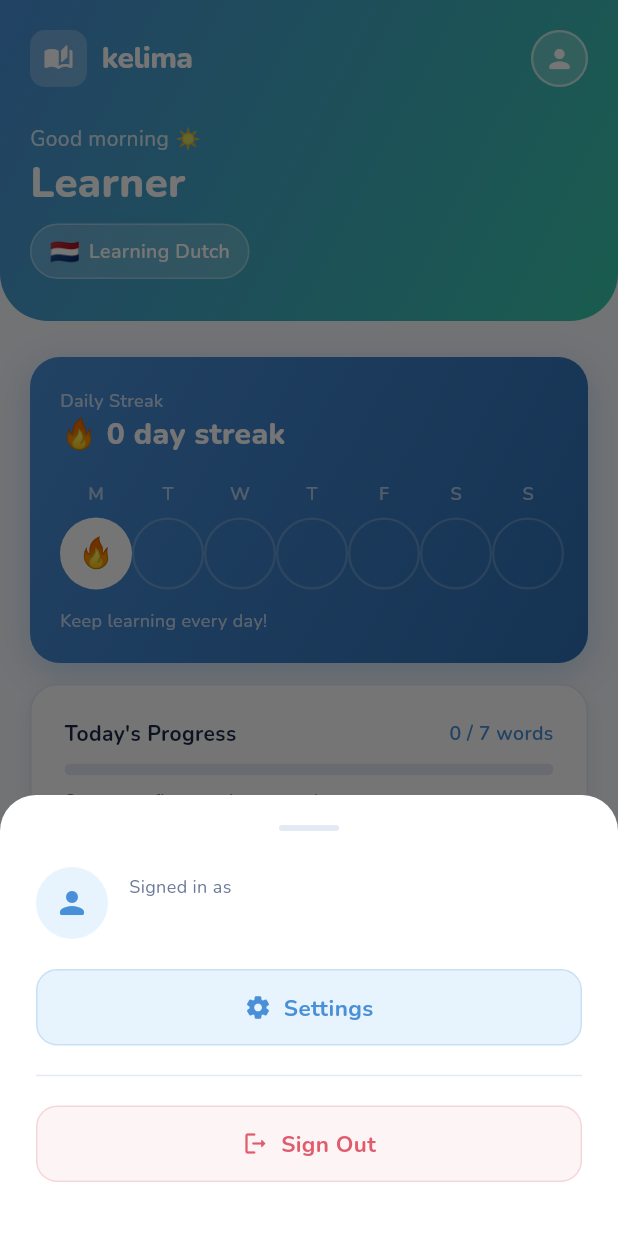
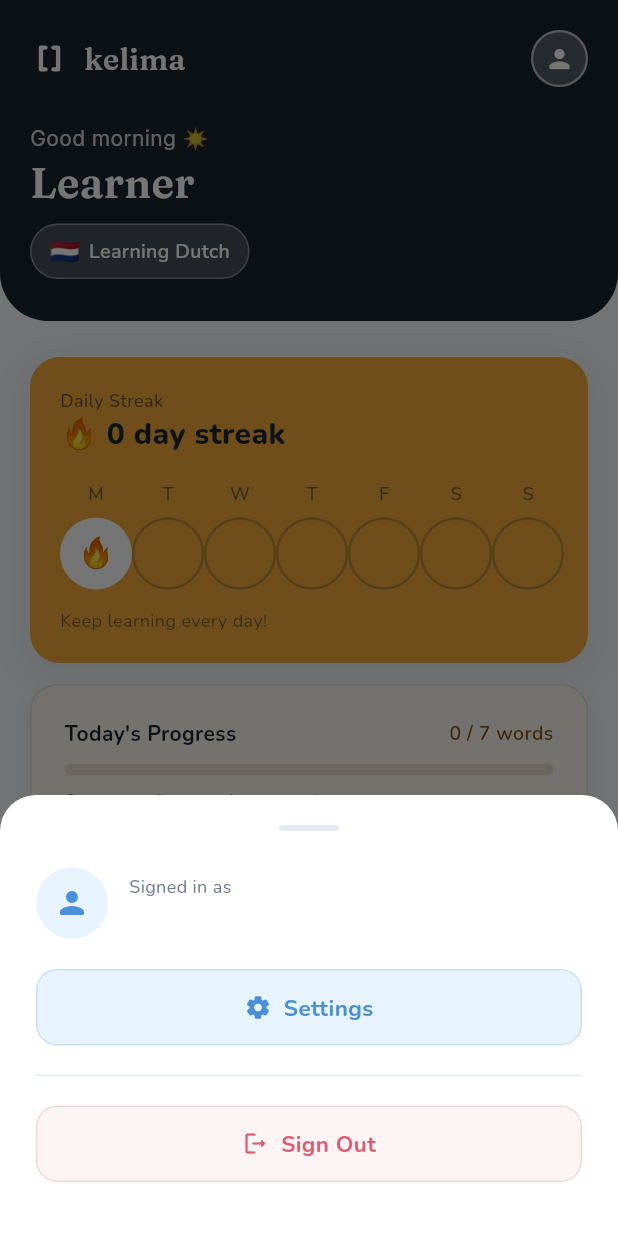
Before and after one commit to yakupkaramanyk/Kelima, a Flutter app: the screen it shows once a user with an empty profile is signed in, after a tap on the "person" icon, on a phone screen of 412 x 824 dp. Run offline on Flutter 3.47's test engine with Material 3 defaults, Android fonts, the phone set to English and light mode, and no system bars; our stand-ins replace cloud_firestore, firebase_auth, firebase_core, flutter_riverpod, flutter_tts, go_router and 2 more; accounts and stored records are empty.

Commit message:
feat: migrate home_screen top section + onboarding_shell to Brand v2 tokens
- Extract shared BracketMark widget, remove private _BracketMark from onboarding_shell.dart
- Header: solid AppColors.ink background, BracketMark logo, AppTypography for text
- _StreakCard: solid AppColors.amber, ink-based text colors
- _ProgressCard: paper bg, brandBorder, amberDark count, amber progress bar
- _StartLearningBtn: solid AppColors.ink, AppTypography.body label
- Scope: _LockedCard, _ProfileSheet untouched (separate follow-up)

```diff
--- a/lib/ui/screens/home/home_screen.dart
+++ b/lib/ui/screens/home/home_screen.dart
@@ -9,6 +9,7 @@ import 'package:kelima/core/theme/app_theme.dart';
 import 'package:kelima/data/repositories/auth_repository.dart';
 import 'package:kelima/application/stats/user_stats_provider.dart';
 import 'package:kelima/data/models/user_stats_model.dart';
+import 'package:kelima/ui/widgets/bracket_mark.dart';
 
 // ── Helpers ───────────────────────────────────────────────────────────────────
 
@@ -70,11 +71,7 @@ class HomeScreen extends ConsumerWidget {
                 // ── Gradient header ──────────────────────────────────
                 Container(
                   decoration: const BoxDecoration(
-                    gradient: LinearGradient(
-                      colors: [Color(0xFF4A90D9), Color(0xFF38C9AC)],
-                      begin: Alignment.topLeft,
-                      end: Alignment.bottomRight,
-                    ),
+                    color: AppColors.ink,
                     borderRadius: BorderRadius.vertical(
                         bottom: Radius.circular(32)),
                   ),
@@ -85,23 +82,13 @@ class HomeScreen extends ConsumerWidget {
                       // Logo row + avatar
                       Row(
                         children: [
-                          Container(
-                            width: 38,
-                            height: 38,
-                            decoration: BoxDecoration(
-                              color: Colors.white.withValues(alpha: 0.25),
-                              borderRadius: BorderRadius.circular(10),
-                            ),
-                            child: const Icon(Icons.auto_stories_rounded,
-                                color: Colors.white, size: 20),
-                          ),
+                          const BracketMark(size: 26, color: Colors.white),
                           const SizedBox(width: 10),
-                          const Text('kelima',
-                              style: TextStyle(
+                          Text('kelima',
+                              style: AppTypography.display(
                                   fontSize: 20,
-                                  fontWeight: FontWeight.w800,
-                                  color: Colors.white,
-                                  letterSpacing: -0.4)),
+                                  fontWeight: FontWeight.w600,
+                                  color: Colors.white)),
                           const Spacer(),
                           GestureDetector(
                             onTap: () => _showProfileSheet(context, ref),
@@ -124,17 +111,15 @@ class HomeScreen extends ConsumerWidget {
                       const SizedBox(height: 24),
                       // Greeting
                       Text(_greeting(s),
-                          style: TextStyle(
+                          style: AppTypography.body(
                               fontSize: 14,
-                              color: Colors.white.withValues(alpha: 0.8),
-                              fontWeight: FontWeight.w400)),
+                              color: Colors.white.withValues(alpha: 0.8))),
                       const SizedBox(height: 4),
                       Text(name,
-                          style: const TextStyle(
+                          style: AppTypography.display(
                               fontSize: 28,
-                              fontWeight: FontWeight.w800,
-                              color: Colors.white,
-                              height: 1.1)),
+                              fontWeight: FontWeight.w600,
+                              color: Colors.white).copyWith(height: 1.1)),
                       const SizedBox(height: 12),
                       // Target language chip
                       Container(
@@ -239,15 +224,11 @@ class _StreakCard extends StatelessWidget {
     return Container(
       padding: const EdgeInsets.all(20),
       decoration: BoxDecoration(
-        gradient: const LinearGradient(
-          colors: [Color(0xFF4A90D9), Color(0xFF2E6FB5)],
-          begin: Alignment.topLeft,
-          end: Alignment.bottomRight,
-        ),
+        color: AppColors.amber,
         borderRadius: BorderRadius.circular(20),
         boxShadow: [
           BoxShadow(
-            color: AppColors.primary.withValues(alpha: 0.3),
+            color: Colors.black.withValues(alpha: 0.08),
             blurRadius: 20,
             offset: const Offset(0, 6),
           ),
@@ -262,13 +243,13 @@ class _StreakCard extends StatelessWidget {
                 crossAxisAlignment: CrossAxisAlignment.start,
                 children: [
                   Text(s.dailyStreak,
-                      style: const TextStyle(
-                          color: Colors.white70,
+                      style: TextStyle(
+                          color: AppColors.ink.withValues(alpha: 0.7),
                           fontSize: 12,
                           fontWeight: FontWeight.w500)),
                   Text('🔥 ${s.dayStreak(streakDays)}',
                       style: const TextStyle(
-                          color: Colors.white,
+                          color: AppColors.ink,
                           fontSize: 20,
                           fontWeight: FontWeight.w800)),
                 ],
@@ -287,7 +268,7 @@ class _StreakCard extends StatelessWidget {
                       style: TextStyle(
                           fontSize: 12,
                           fontWeight: FontWeight.w600,
-                          color: Colors.white.withValues(alpha: 0.6))),
+                          color: AppColors.ink.withValues(alpha: 0.6))),
                   const SizedBox(height: 8),
                   Container(
                     width: 48,
@@ -299,7 +280,7 @@ class _StreakCard extends StatelessWidget {
                           : Colors.transparent,
                       border: isActive
                           ? null
-                          : Border.all(color: Colors.white.withValues(alpha: 0.2), width: 1.5),
+                          : Border.all(color: AppColors.ink.withValues(alpha: 0.25), width: 1.5),
                     ),
                     child: Center(
                       child: isActive
@@ -315,7 +296,7 @@ class _StreakCard extends StatelessWidget {
           const SizedBox(height: 12),
           Text(s.keepLearning,
               style: TextStyle(
-                  color: Colors.white.withValues(alpha: 0.7),
+                  color: AppColors.ink.withValues(alpha: 0.6),
                   fontSize: 12)),
         ],
       ),
@@ -340,9 +321,9 @@ class _ProgressCard extends StatelessWidget {
     return Container(
       padding: const EdgeInsets.all(22),
       decoration: BoxDecoration(
-        color: AppColors.cardBg,
+        color: AppColors.paper,
         borderRadius: BorderRadius.circular(18),
-        border: Border.all(color: AppColors.border),
+        border: Border.all(color: AppColors.brandBorder),
         boxShadow: [
           BoxShadow(
             color: Colors.black.withValues(alpha: 0.08),
@@ -361,12 +342,12 @@ class _ProgressCard extends StatelessWidget {
                   style: const TextStyle(
                       fontSize: 14,
                       fontWeight: FontWeight.w700,
-                      color: AppColors.textPrimary)),
+                      color: AppColors.ink)),
               Text(s.wordsOf(displayedWords, wordsGoal),
                   style: const TextStyle(
                       fontSize: 13,
                       fontWeight: FontWeight.w600,
-                      color: AppColors.primary)),
+                      color: AppColors.amberDark)),
             ],
           ),
           const SizedBox(height: 10),
@@ -375,15 +356,15 @@ class _ProgressCard extends StatelessWidget {
             child: LinearProgressIndicator(
               value: progress,
               minHeight: 8,
-              backgroundColor: AppColors.border,
+              backgroundColor: AppColors.brandBorder,
               valueColor:
-                  const AlwaysStoppedAnimation<Color>(AppColors.accent),
+                  const AlwaysStoppedAnimation<Color>(AppColors.amber),
             ),
           ),
           const SizedBox(height: 8),
           Text(s.startFirstSession,
-              style: const TextStyle(
-                  fontSize: 12, color: AppColors.textSecondary)),
+              style: TextStyle(
+                  fontSize: 12, color: AppColors.ink.withValues(alpha: 0.6))),
         ],
       ),
     );
@@ -424,11 +405,7 @@ class _StartLearningBtnState extends State<_StartLearningBtn> {
         child: Container(
           padding: const EdgeInsets.symmetric(horizontal: 22, vertical: 20),
           decoration: BoxDecoration(
-            gradient: const LinearGradient(
-              colors: [Color(0xFF4ADE80), Color(0xFF22C55E)],
-              begin: Alignment.centerLeft,
-              end: Alignment.centerRight,
-            ),
+            color: AppColors.ink,
             borderRadius: BorderRadius.circular(16),
             boxShadow: [
               BoxShadow(
@@ -447,9 +424,9 @@ class _StartLearningBtnState extends State<_StartLearningBtn> {
                   crossAxisAlignment: CrossAxisAlignment.start,
                   children: [
                     Text(widget.label,
-                        style: const TextStyle(
+                        style: AppTypography.body(
                             fontSize: 20,
-                            fontWeight: FontWeight.w800,
+                            fontWeight: FontWeight.w700,
                             color: Colors.white)),
                     const SizedBox(height: 3),
                     Text(widget.subLabel,
--- a/lib/ui/screens/onboarding/onboarding_shell.dart
+++ b/lib/ui/screens/onboarding/onboarding_shell.dart
@@ -8,6 +8,7 @@ import 'package:kelima/ui/screens/onboarding/step2_target_lang.dart';
 import 'package:kelima/ui/screens/onboarding/step3_goal.dart';
 import 'package:kelima/ui/screens/onboarding/step4_time.dart';
 import 'package:kelima/ui/screens/onboarding/step5_create_account.dart';
+import 'package:kelima/ui/widgets/bracket_mark.dart';
 import 'package:kelima/ui/widgets/progress_indicator_bar.dart';
 
 class OnboardingShell extends ConsumerWidget {
@@ -55,7 +56,7 @@ class OnboardingShell extends ConsumerWidget {
                           // Kelima logo/wordmark
                           Row(
                             children: [
-                              const _BracketMark(size: 26, color: AppColors.ink),
+                              const BracketMark(size: 26, color: AppColors.ink),
                               const SizedBox(width: 8),
                               Text('kelima', style: AppTypography.display(fontSize: 20, color: AppColors.ink)),
                             ],
@@ -140,52 +141,3 @@ class _BackButton extends StatelessWidget {
     );
   }
 }
-
-class _BracketMark extends StatelessWidget {
-  final double size;
-  final Color color;
-  const _BracketMark({this.size = 28, this.color = AppColors.ink});
-
-  @override
-  Widget build(BuildContext context) {
-    return SizedBox(
-      width: size,
-      height: size,
-      child: CustomPaint(painter: _BracketPainter(color: color)),
-    );
-  }
-}
-
-class _BracketPainter extends CustomPainter {
-  final Color color;
-  _BracketPainter({required this.color});
-
-  @override
-  void paint(Canvas canvas, Size size) {
-    final paint = Paint()
-      ..color = color
-      ..style = PaintingStyle.stroke
-      ..strokeWidth = size.width * 0.11
-      ..strokeCap = StrokeCap.round
-      ..strokeJoin = StrokeJoin.round;
-
-    final left = Path()
-      ..moveTo(size.width * 0.40, size.height * 0.22)
-      ..lineTo(size.width * 0.28, size.height * 0.22)
-      ..lineTo(size.width * 0.28, size.height * 0.78)
-      ..lineTo(size.width * 0.40, size.height * 0.78);
-
-    final right = Path()
-      ..moveTo(size.width * 0.60, size.height * 0.22)
-      ..lineTo(size.width * 0.72, size.height * 0.22)
-      ..lineTo(size.width * 0.72, size.height * 0.78)
-      ..lineTo(size.width * 0.60, size.height * 0.78);
-
-    canvas.drawPath(left, paint);
-    canvas.drawPath(right, paint);
-  }
-
-  @override
-  bool shouldRepaint(covariant _BracketPainter oldDelegate) =>
-      oldDelegate.color != color;
-}
--- /dev/null
+++ b/lib/ui/widgets/bracket_mark.dart
@@ -0,0 +1,51 @@
+import 'package:flutter/material.dart';
+import 'package:kelima/core/theme/app_theme.dart';
+
+class BracketMark extends StatelessWidget {
+  final double size;
+  final Color color;
+  const BracketMark({super.key, this.size = 28, this.color = AppColors.ink});
+
+  @override
+  Widget build(BuildContext context) {
+    return SizedBox(
+      width: size,
+      height: size,
+      child: CustomPaint(painter: _BracketPainter(color: color)),
+    );
+  }
+}
+
+class _BracketPainter extends CustomPainter {
+  final Color color;
+  _BracketPainter({required this.color});
+
+  @override
+  void paint(Canvas canvas, Size size) {
+    final paint = Paint()
+      ..color = color
+      ..style = PaintingStyle.stroke
+      ..strokeWidth = size.width * 0.11
+      ..strokeCap = StrokeCap.round
+      ..strokeJoin = StrokeJoin.round;
+
+    final left = Path()
+      ..moveTo(size.width * 0.40, size.height * 0.22)
+      ..lineTo(size.width * 0.28, size.height * 0.22)
+      ..lineTo(size.width * 0.28, size.height * 0.78)
+      ..lineTo(size.width * 0.40, size.height * 0.78);
+
+    final right = Path()
+      ..moveTo(size.width * 0.60, size.height * 0.22)
+      ..lineTo(size.width * 0.72, size.height * 0.22)
+      ..lineTo(size.width * 0.72, size.height * 0.78)
+      ..lineTo(size.width * 0.60, size.height * 0.78);
+
+    canvas.drawPath(left, paint);
+    canvas.drawPath(right, paint);
+  }
+
+  @override
+  bool shouldRepaint(covariant _BracketPainter oldDelegate) =>
+      oldDelegate.color != color;
+}
```
